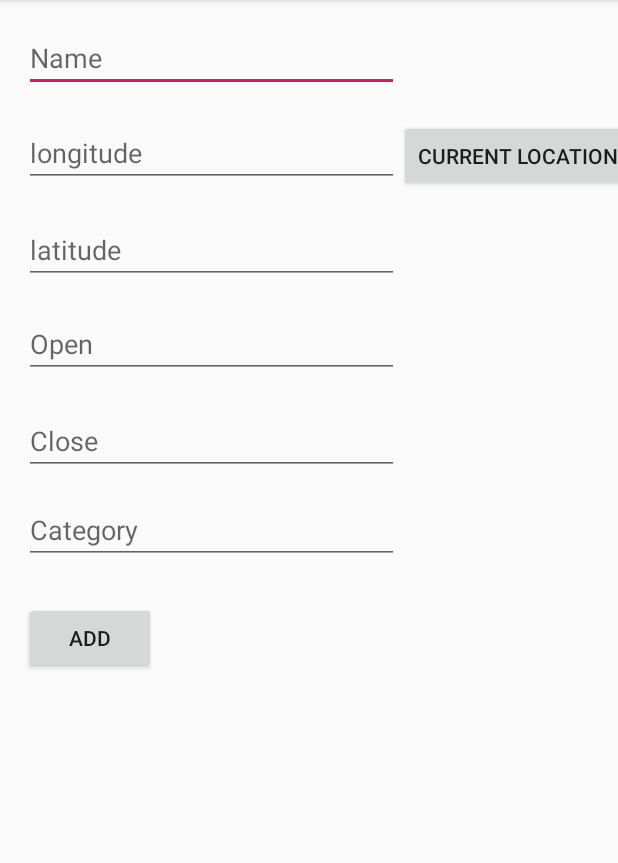
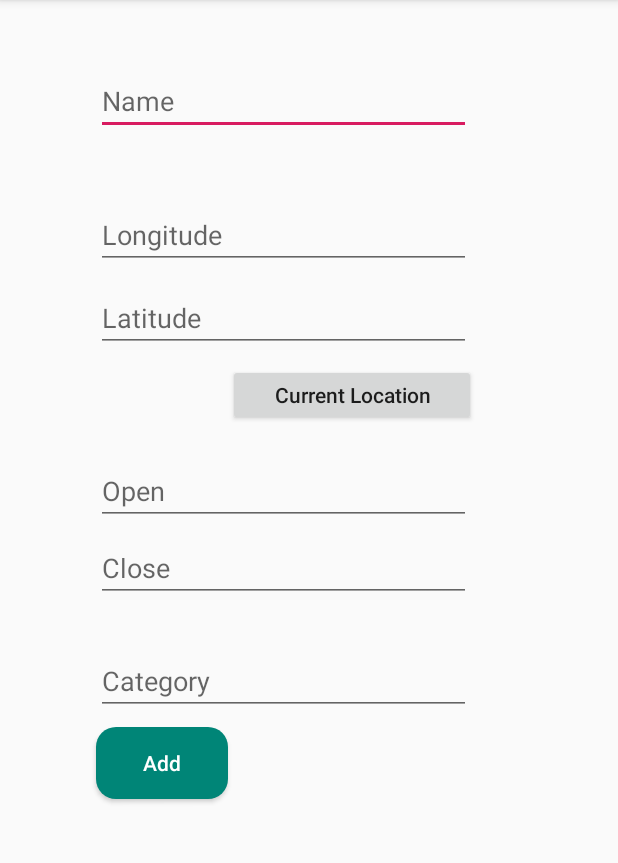
Before and after one commit to apgearhart1/Vend_, an Android app: the addSpot screen opened directly, with no data from a screen before it, on a phone screen of 412 x 824 dp, the part 84-947 px from its top. Run offline under Robolectric (Android 15) with nearby library versions, the phone set to English and light mode, and no system bars.

Commit message:
Fixed Layout for Add_Spot

```diff
--- a/app/src/main/res/layout/activity_add_spot.xml
+++ b/app/src/main/res/layout/activity_add_spot.xml
@@ -9,9 +9,9 @@
     <EditText
         android:id="@+id/name"
         android:layout_width="wrap_content"
-        android:layout_height="wrap_content"
-        android:layout_marginStart="16dp"
-        android:layout_marginTop="16dp"
+        android:layout_height="40dp"
+        android:layout_marginStart="64dp"
+        android:layout_marginTop="50dp"
         android:width="250dp"
         android:height="80dp"
         android:ems="10"
@@ -24,12 +24,12 @@
         android:id="@+id/longitude"
         android:layout_width="wrap_content"
         android:layout_height="wrap_content"
+        android:layout_marginStart="64dp"
+        android:layout_marginTop="44dp"
         android:width="250dp"
         android:height="80dp"
-        android:layout_marginStart="16dp"
-        android:layout_marginTop="18dp"
         android:ems="10"
-        android:hint="longitude"
+        android:hint="Longitude"
         android:inputType="textPersonName"
         app:layout_constraintStart_toStartOf="parent"
         app:layout_constraintTop_toBottomOf="@+id/name" />
@@ -38,12 +38,12 @@
         android:id="@+id/latitude"
         android:layout_width="wrap_content"
         android:layout_height="wrap_content"
+        android:layout_marginStart="64dp"
+        android:layout_marginTop="10dp"
         android:width="250dp"
         android:height="80dp"
-        android:layout_marginStart="16dp"
-        android:layout_marginTop="19dp"
         android:ems="10"
-        android:hint="latitude"
+        android:hint="Latitude"
         android:inputType="textPersonName"
         app:layout_constraintStart_toStartOf="parent"
         app:layout_constraintTop_toBottomOf="@+id/longitude" />
@@ -51,11 +51,11 @@
     <EditText
         android:id="@+id/open"
         android:layout_width="wrap_content"
-        android:layout_height="wrap_content"
+        android:layout_height="39dp"
+        android:layout_marginStart="64dp"
+        android:layout_marginTop="76dp"
         android:width="250dp"
         android:height="80dp"
-        android:layout_marginStart="16dp"
-        android:layout_marginTop="17dp"
         android:ems="10"
         android:hint="Open"
         android:inputType="textPersonName"
@@ -65,11 +65,11 @@
     <EditText
         android:id="@+id/close"
         android:layout_width="wrap_content"
-        android:layout_height="wrap_content"
+        android:layout_height="39dp"
+        android:layout_marginStart="64dp"
+        android:layout_marginTop="12dp"
         android:width="250dp"
         android:height="80dp"
-        android:layout_marginStart="16dp"
-        android:layout_marginTop="19dp"
         android:ems="10"
         android:hint="Close"
         android:inputType="textPersonName"
@@ -78,24 +78,27 @@
 
     <Button
         android:id="@+id/currentLocation"
-        android:layout_width="wrap_content"
-        android:layout_height="wrap_content"
-        android:layout_marginTop="80dp"
+        android:layout_width="165dp"
+        android:layout_height="41dp"
+        android:layout_marginStart="152dp"
+        android:layout_marginTop="8dp"
         android:text="Current Location"
-        app:layout_constraintStart_toEndOf="@+id/longitude"
-        app:layout_constraintTop_toTopOf="parent" />
+        android:textAllCaps="false"
+        app:layout_constraintStart_toStartOf="parent"
+
+        app:layout_constraintTop_toBottomOf="@+id/latitude" />
 
     <EditText
         android:id="@+id/category"
         android:layout_width="wrap_content"
         android:layout_height="wrap_content"
+        android:layout_marginStart="64dp"
+        android:layout_marginTop="30dp"
         android:width="250dp"
         android:height="80dp"
-        android:layout_marginStart="16dp"
-        android:layout_marginTop="14dp"
         android:ems="10"
+        android:hint="Category"
         android:inputType="textPersonName"
-        android:hint="Category"
         app:layout_constraintStart_toStartOf="parent"
         app:layout_constraintTop_toBottomOf="@+id/close" />
 
@@ -103,9 +106,13 @@
         android:id="@+id/add"
         android:layout_width="wrap_content"
         android:layout_height="wrap_content"
-        android:layout_marginStart="16dp"
-        android:layout_marginTop="25dp"
+        android:layout_marginStart="64dp"
+        android:layout_marginTop="8dp"
+        android:background="@drawable/buttonshape"
         android:text="Add"
+        android:textAllCaps="false"
+        android:textColor="@android:color/white"
         app:layout_constraintStart_toStartOf="parent"
         app:layout_constraintTop_toBottomOf="@+id/category" />
+
 </android.support.constraint.ConstraintLayout>
```
